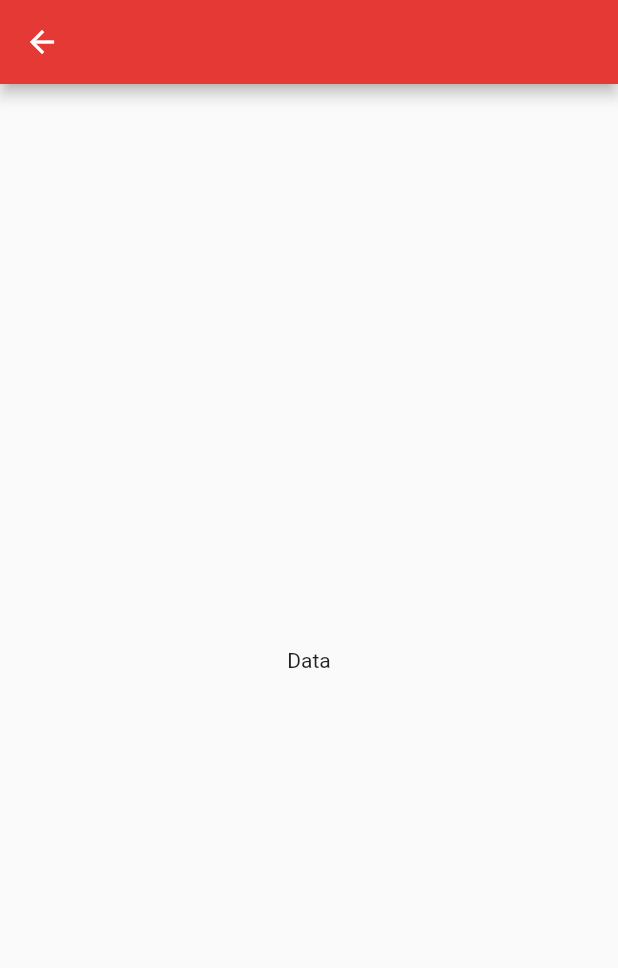
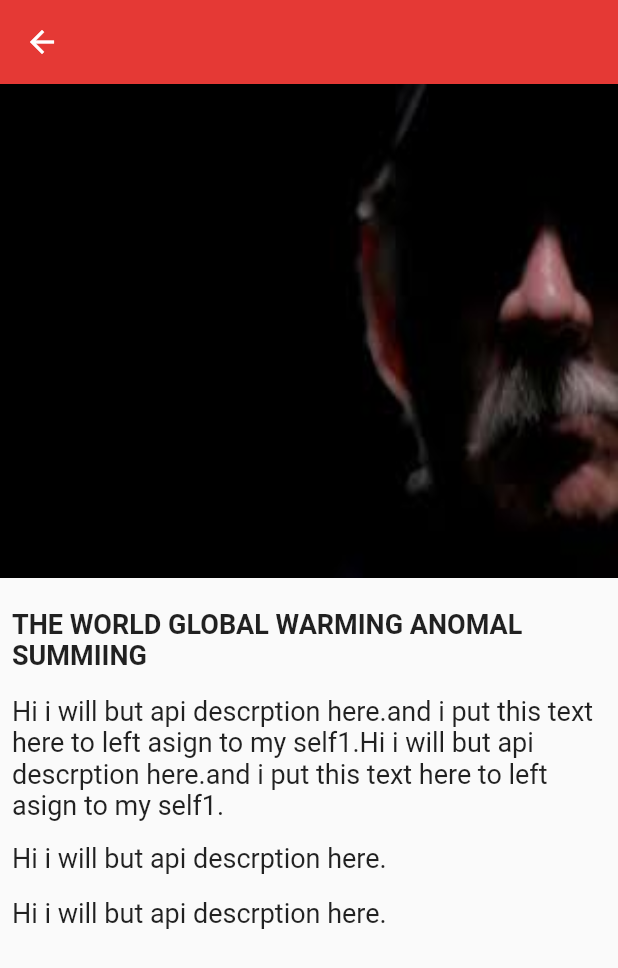
Before and after one commit to mahmoudgeatar/flutter_news, a Flutter app: the singlePost screen opened directly, on a phone screen of 412 x 824 dp. Shown: the top 968 px of the screen. Run offline on Flutter 3.47's test engine with Material 2 defaults, Android fonts, the phone set to English and light mode, and no system bars; our stand-ins replace shared_preferences; missing offline and left inert: page_view_indicator; accounts and stored records are empty.

Commit message:
adding details screen

```diff
--- a/lib/screens/tabs_screen/singlePost.dart
+++ b/lib/screens/tabs_screen/singlePost.dart
@@ -1,4 +1,5 @@
 import 'package:flutter/material.dart';
+import 'package:flutter/widgets.dart';
 
 class singlePost extends StatefulWidget {
   @override
@@ -10,7 +11,57 @@ class _singlePostState extends State<singlePost> {
   Widget build(BuildContext context) {
     return Scaffold(
       appBar: AppBar(),
-      body: Center(child: Text('Data')),
+      body: Container(
+        child: Column(
+          crossAxisAlignment: CrossAxisAlignment.start,
+          children: <Widget>[
+            Container(
+              height: MediaQuery.of(context).size.height * .4,
+              width: double.infinity,
+              decoration: BoxDecoration(
+                image: DecorationImage(
+                    image: AssetImage('image/placeHolder.png'),
+                    fit: BoxFit.fill),
+              ),
+            ),
+            Padding(
+              padding: const EdgeInsets.fromLTRB(8, 20, 8, 10),
+              child: Text(
+                'THE WORLD GLOBAL WARMING ANOMAL SUMMIING',
+                style: TextStyle(fontSize: 18, fontWeight: FontWeight.w600),
+              ),
+            ),
+            Padding(
+              padding: const EdgeInsets.symmetric(horizontal: 8, vertical: 6),
+              child: Text(
+                'Hi i will but api descrption here.and i put this text here to left asign to my self1.'
+                'Hi i will but api descrption here.and i put this text here to left asign to my self1.',
+                style: TextStyle(
+                  fontSize: 18,
+                ),
+              ),
+            ),
+            Padding(
+              padding: const EdgeInsets.all(8),
+              child: Text(
+                'Hi i will but api descrption here.',
+                style: TextStyle(
+                  fontSize: 18,
+                ),
+              ),
+            ),
+            Padding(
+              padding: const EdgeInsets.all(8),
+              child: Text(
+                'Hi i will but api descrption here.',
+                style: TextStyle(
+                  fontSize: 18,
+                ),
+              ),
+            ),
+          ],
+        ),
+      ),
     );
   }
 }
```
Also changed, not shown: pubspec.lock.
